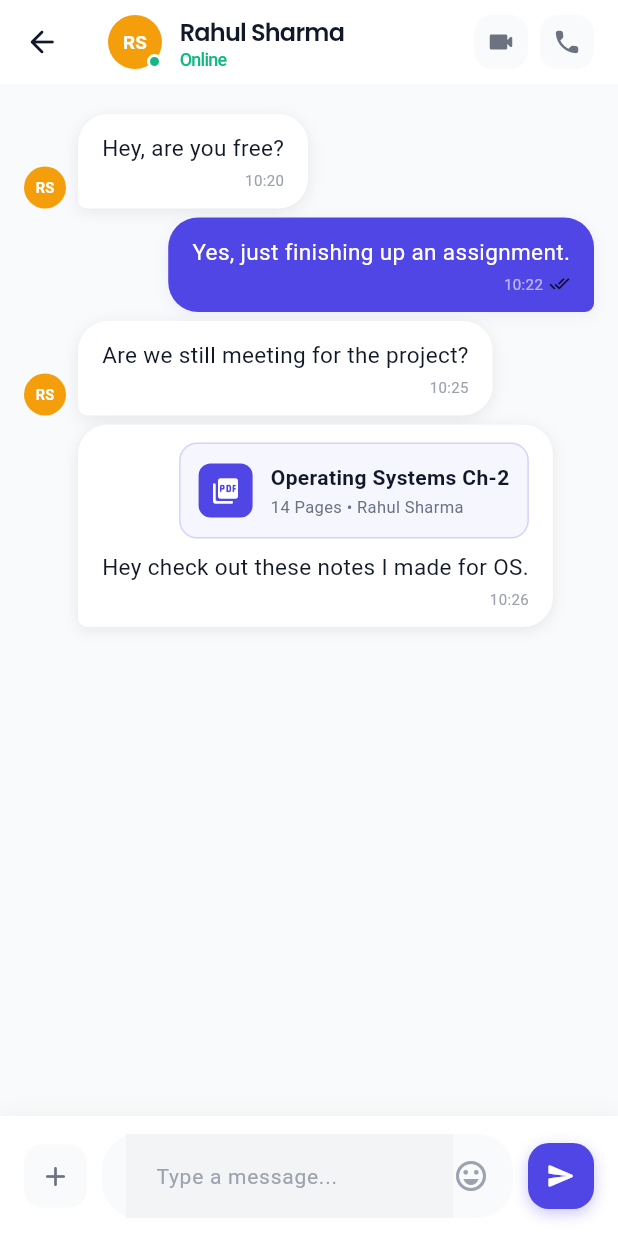
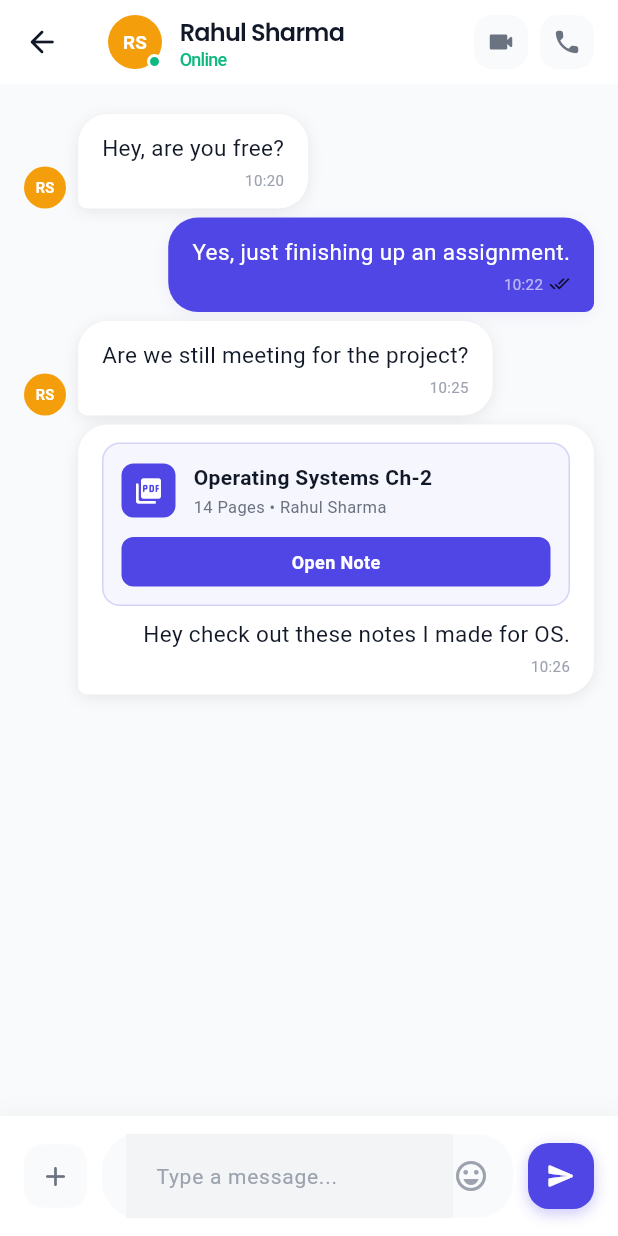
Before and after one commit to MayureshTardekar/Connekt, a Flutter app: the ChatTab screen opened directly, after a tap on "RS", on a phone screen of 412 x 824 dp. Run offline on Flutter 3.47's test engine with Material 3 defaults, Android fonts, the phone set to English and light mode, and no system bars; our stand-ins replace flutter_riverpod, go_router, google_fonts; statements that could not run were skipped.

Commit message:
feat(phase-3): add event shared cards and mini action buttons within chat bubbles

```diff
--- a/lib/core/repositories/chat_repository.dart
+++ b/lib/core/repositories/chat_repository.dart
@@ -36,6 +36,36 @@ class ChatRepository {
 
   Future<List<ChatMessage>> getMessages(String conversationId) async {
     await Future.delayed(const Duration(milliseconds: 500));
+
+    // Priya's Conversation (ID 2) to test Event Cards
+    if (conversationId == '2') {
+      return [
+        ChatMessage(
+          id: 'ev1',
+          senderId: 'p2',
+          senderName: 'Priya Patel',
+          text: 'Are you coming to the tech fest tomorrow?',
+          timestamp: DateTime.now().subtract(const Duration(hours: 2)),
+          isFromMe: false,
+          sharedCardType: SharedCardType.event,
+          sharedData: {
+            'title': 'HackFest 2026',
+            'date': 'Tomorrow, 5:00 PM',
+            'location': 'Main Auditorium',
+            'attendees': 142,
+          }
+        ),
+        ChatMessage(
+          id: 'ev2',
+          senderId: 'p2',
+          senderName: 'Priya Patel',
+          text: 'Thanks for the notes!',
+          timestamp: DateTime.now().subtract(const Duration(hours: 1)),
+          isFromMe: false,
+        ),
+      ];
+    }
+
     return [
       ChatMessage(
         id: 'm1',
--- a/lib/screens/chat/chat_detail_screen.dart
+++ b/lib/screens/chat/chat_detail_screen.dart
@@ -342,7 +342,10 @@ class _ChatDetailScreenState extends ConsumerState<ChatDetailScreen> {
                                               borderRadius: BorderRadius.circular(12),
                                               border: Border.all(color: isSent ? Colors.white.withOpacity(0.2) : AppColors.primary.withOpacity(0.2)),
                                             ),
-                                            child: Row(
+                                            child: Column(
+                                              crossAxisAlignment: CrossAxisAlignment.stretch,
+                                              children: [
+                                                Row(
                                                   mainAxisSize: MainAxisSize.min,
                                                   children: [
                                                     Container(
@@ -363,6 +366,70 @@ class _ChatDetailScreenState extends ConsumerState<ChatDetailScreen> {
                                                           Text('${msg.sharedData!['pages']} Pages • ${msg.sharedData!['author']}', style: TextStyle(color: isSent ? Colors.white70 : AppColors.textSecondary, fontSize: 11)),
                                                         ],
                                                       ),
+                                                    ),
+                                                  ],
+                                                ),
+                                                const SizedBox(height: 12),
+                                                GestureDetector(
+                                                  onTap: () { ScaffoldMessenger.of(context).showSnackBar(const SnackBar(content: Text('Opening Note module...'))); },
+                                                  child: Container(
+                                                    padding: const EdgeInsets.symmetric(vertical: 8),
+                                                    alignment: Alignment.center,
+                                                    decoration: BoxDecoration(color: isSent ? Colors.white : AppColors.primary, borderRadius: BorderRadius.circular(8)),
+                                                    child: Text('Open Note', style: TextStyle(color: isSent ? AppColors.primary : Colors.white, fontWeight: FontWeight.w700, fontSize: 12)),
+                                                  ),
+                                                ),
+                                              ],
+                                            ),
+                                          ),
+                                        ],
+                                        // EVENT SHARED CARD
+                                        if (msg.sharedCardType == SharedCardType.event && msg.sharedData != null) ...[
+                                          Container(
+                                            margin: const EdgeInsets.only(bottom: 8),
+                                            padding: const EdgeInsets.all(12),
+                                            decoration: BoxDecoration(
+                                              color: isSent ? Colors.white.withOpacity(0.15) : AppColors.secondary.withOpacity(0.1),
+                                              borderRadius: BorderRadius.circular(12),
+                                              border: Border.all(color: isSent ? Colors.white.withOpacity(0.2) : AppColors.secondary.withOpacity(0.3)),
+                                            ),
+                                            child: Column(
+                                              crossAxisAlignment: CrossAxisAlignment.stretch,
+                                              children: [
+                                                Row(
+                                                  children: [
+                                                    Container(
+                                                      padding: const EdgeInsets.all(10),
+                                                      decoration: BoxDecoration(color: isSent ? Colors.white : AppColors.secondary, borderRadius: BorderRadius.circular(10)),
+                                                      child: Icon(Icons.event_rounded, color: isSent ? AppColors.secondary : Colors.white, size: 24),
+                                                    ),
+                                                    const SizedBox(width: 12),
+                                                    Expanded(
+                                                      child: Column(
+                                                        crossAxisAlignment: CrossAxisAlignment.start,
+                                                        children: [
+                                                          Text(msg.sharedData!['title'], style: TextStyle(color: isSent ? Colors.white : AppColors.textPrimary, fontWeight: FontWeight.bold, fontSize: 14)),
+                                                          const SizedBox(height: 2),
+                                                          Text('${msg.sharedData!['date']} • ${msg.sharedData!['location']}', style: TextStyle(color: isSent ? Colors.white70 : AppColors.textSecondary, fontSize: 11)),
+                                                        ],
+                                                      ),
+                                                    ),
+                                                  ],
+                                                ),
+                                                const SizedBox(height: 12),
+                                                Row(
+                                                  children: [
+                                                    Text('🔥 ${msg.sharedData!['attendees']} Going', style: TextStyle(color: isSent ? Colors.white : AppColors.secondary, fontSize: 12, fontWeight: FontWeight.w600)),
+                                                    const Spacer(),
+                                                    GestureDetector(
+                                                      onTap: () { ScaffoldMessenger.of(context).showSnackBar(const SnackBar(content: Text('RSVP marked as Going!'))); },
+                                                      child: Container(
+                                                        padding: const EdgeInsets.symmetric(horizontal: 16, vertical: 6),
+                                                        decoration: BoxDecoration(color: isSent ? Colors.white : AppColors.secondary, borderRadius: BorderRadius.circular(20)),
+                                                        child: Text('RSVP', style: TextStyle(color: isSent ? AppColors.secondary : Colors.white, fontWeight: FontWeight.bold, fontSize: 12)),
+                                                      ),
+                                                    ),
+                                                  ],
                                                 ),
                                               ],
                                             ),
```
Lines whose indentation alone changed are shown as unchanged.
